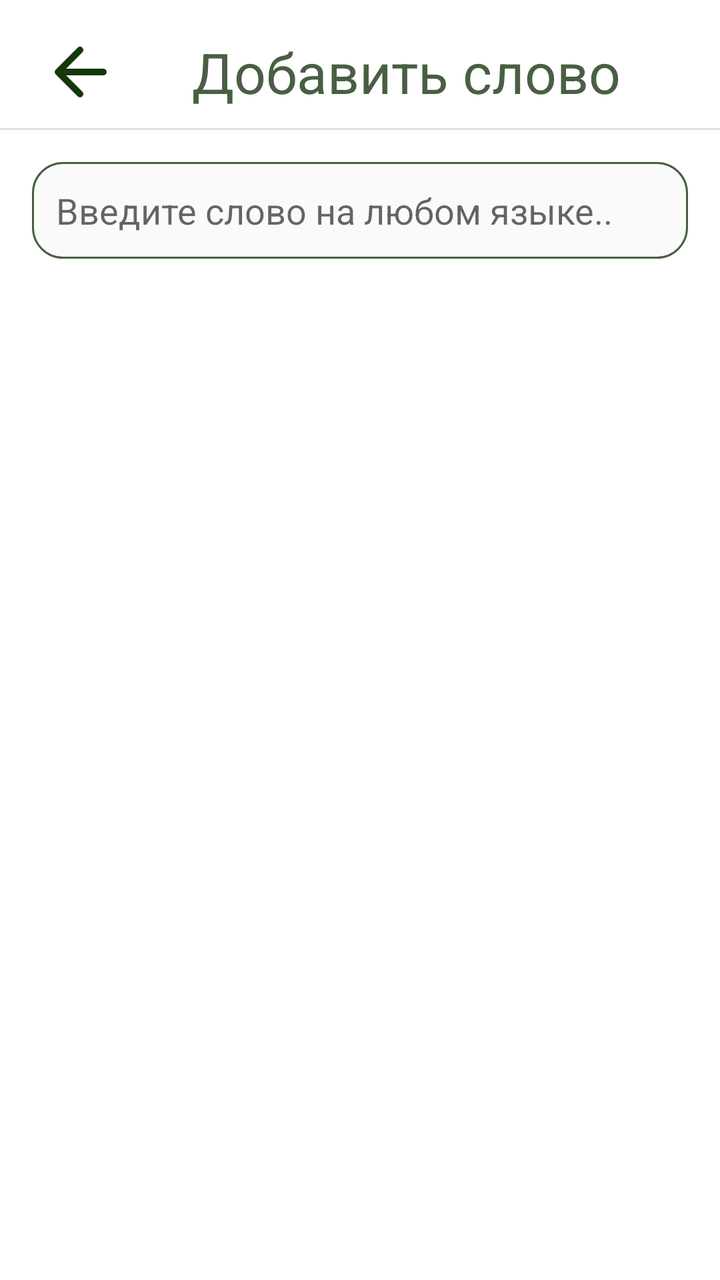
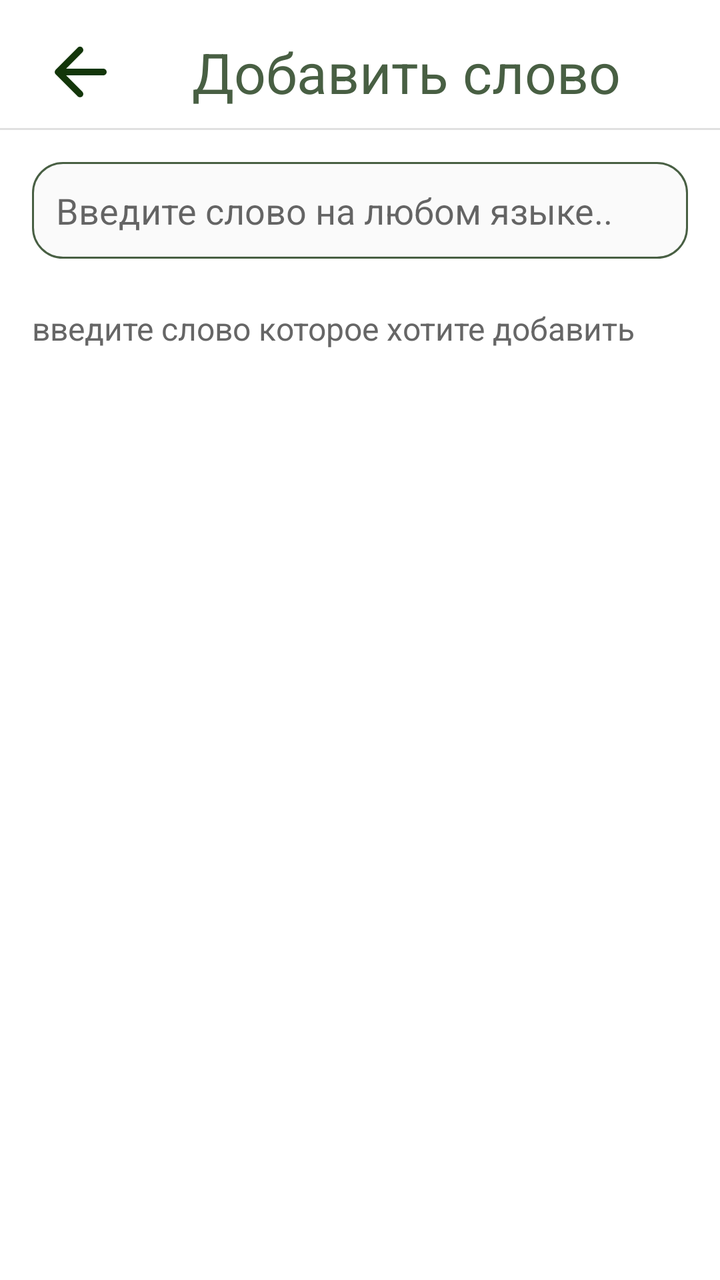

Screens rendered from an Android XML layout before and after an edit, with the pre-edit source and the edit as a unified diff.
<!-- AndroidManifest.xml: fallback theme Theme.MaterialComponents.DayNight.NoActionBar -->
<!-- res/layout/addwords.xml -->
<?xml version="1.0" encoding="utf-8"?>
<LinearLayout xmlns:android="http://schemas.android.com/apk/res/android"
    android:layout_width="match_parent"
    android:layout_height="match_parent"
    android:orientation="vertical"
    android:background="#FFFFFF">

    <LinearLayout
        android:layout_width="match_parent"
        android:layout_height="wrap_content"
        android:orientation="vertical">
        <LinearLayout
            style="@style/HeaderLayout">
            <ImageView
                android:id="@+id/close"
                style="@style/IconLarge"
                android:src="@drawable/round_arrow_back"
                android:layout_marginEnd="@dimen/back_button_margin_end" />

            <TextView
                android:layout_width="0dp"
                android:layout_height="wrap_content"
                android:layout_weight="1"
                android:text="Добавить слово"
                style="@style/HeaderTitle" />
        </LinearLayout>
        <View style="@style/Divider" />
    </LinearLayout>

    <LinearLayout
        android:layout_width="match_parent"
        android:layout_height="match_parent"
        android:orientation="vertical"
        android:padding="16dp">

    <EditText
        android:id="@+id/wordInput"
        android:layout_width="match_parent"
        android:layout_height="wrap_content"
        android:hint="Введите слово на любом языке.."
        android:padding="12dp"
        android:textColor="#666666"
        android:background="@drawable/edittext_background"
        android:layout_marginBottom="24dp"/>


    <TextView
        android:id="@+id/found_text"
        android:layout_width="wrap_content"
        android:layout_height="wrap_content"
        android:text="Мы нашли для вас:"
        android:textSize="18sp"
        android:textStyle="bold"
        android:textColor="#000000"
        android:layout_marginBottom="16dp"
        android:visibility="gone"/>

        <ScrollView
            android:layout_width="match_parent"
            android:layout_height="match_parent">

            <LinearLayout
                android:id="@+id/addwords"
                style="@style/ScrollContent" />
        </ScrollView>
    </LinearLayout>

</LinearLayout>
<!-- resources referenced by this layout -->
<resources>
  <dimen name="back_button_margin_end">36dp</dimen>
  <!-- drawable edittext_background (drawable) -->
  <?xml version="1.0" encoding="utf-8"?>
  <shape xmlns:android="http://schemas.android.com/apk/res/android">
      <solid android:color="#FAFAFA"/>
      <stroke android:width="1dp" android:color="@color/darkGreen"/>
      <corners android:radius="15dp"/>
      <padding android:left="8dp" android:top="8dp" android:right="8dp" android:bottom="8dp"/>
  </shape>
  <!-- drawable round_arrow_back (drawable) -->
  <vector xmlns:android="http://schemas.android.com/apk/res/android" android:autoMirrored="true" android:height="24dp" android:tint="#13360A" android:viewportHeight="24" android:viewportWidth="24" android:width="24dp">
        
      <path android:fillColor="@android:color/white" android:pathData="M19,11H7.83l4.88,-4.88c0.39,-0.39 0.39,-1.03 0,-1.42 -0.39,-0.39 -1.02,-0.39 -1.41,0l-6.59,6.59c-0.39,0.39 -0.39,1.02 0,1.41l6.59,6.59c0.39,0.39 1.02,0.39 1.41,0 0.39,-0.39 0.39,-1.02 0,-1.41L7.83,13H19c0.55,0 1,-0.45 1,-1s-0.45,-1 -1,-1z"/>
      
  </vector>
  <style name="Divider">
          <item name="android:layout_width">match_parent</item>
          <item name="android:layout_height">@dimen/divider_height</item>
          <item name="android:background">@color/divider</item>
      </style>
  <style name="HeaderLayout">
          <item name="android:layout_width">match_parent</item>
          <item name="android:layout_height">@dimen/header_height</item>
          <item name="android:layout_marginTop">@dimen/header_margin_top</item>
          <item name="android:gravity">center_vertical</item>
          <item name="android:paddingHorizontal">@dimen/header_padding_horizontal</item>
      </style>
  <style name="HeaderTitle">
          <item name="android:textSize">@dimen/text_size_header</item>
          <item name="android:textColor">@color/darkGreen</item>
      </style>
  <style name="IconLarge">
          <item name="android:layout_width">@dimen/icon_size_large</item>
          <item name="android:layout_height">@dimen/icon_size_large</item>
      </style>
  <style name="ScrollContent">
          <item name="android:layout_width">match_parent</item>
          <item name="android:layout_height">wrap_content</item>
          <item name="android:orientation">vertical</item>
          <item name="android:paddingTop">@dimen/scroll_padding_top</item>
          <item name="android:paddingBottom">@dimen/scroll_padding_bottom</item>
      </style>
  <color name="darkGreen">#485F43</color>
  <dimen name="divider_height">1dp</dimen>
  <color name="divider">#E0E0E0</color>
  <dimen name="header_height">56dp</dimen>
  <dimen name="header_margin_top">8dp</dimen>
  <dimen name="header_padding_horizontal">20dp</dimen>
  <dimen name="text_size_header">28sp</dimen>
  <dimen name="icon_size_large">40dp</dimen>
  <dimen name="scroll_padding_top">10dp</dimen>
  <dimen name="scroll_padding_bottom">90dp</dimen>
</resources>

<!-- the commit's change to res/layout/addwords.xml (unified diff, before → after) -->
@@ -45,6 +45,15 @@
 
 
     <TextView
+        android:id="@+id/instruction_text"
+        android:layout_width="wrap_content"
+        android:layout_height="wrap_content"
+        android:text="введите слово которое хотите добавить"
+        android:textSize="16sp"
+        android:textColor="#666666"
+        android:layout_marginBottom="16dp"/>
+
+    <TextView
         android:id="@+id/found_text"
         android:layout_width="wrap_content"
         android:layout_height="wrap_content"
